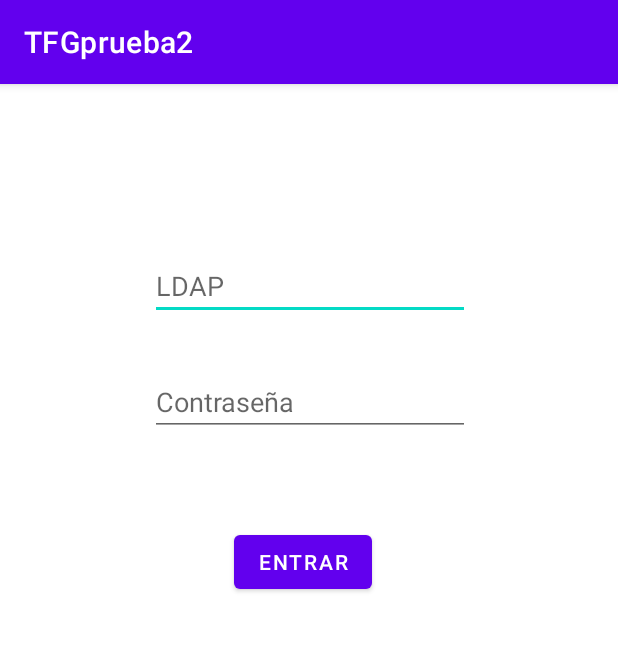
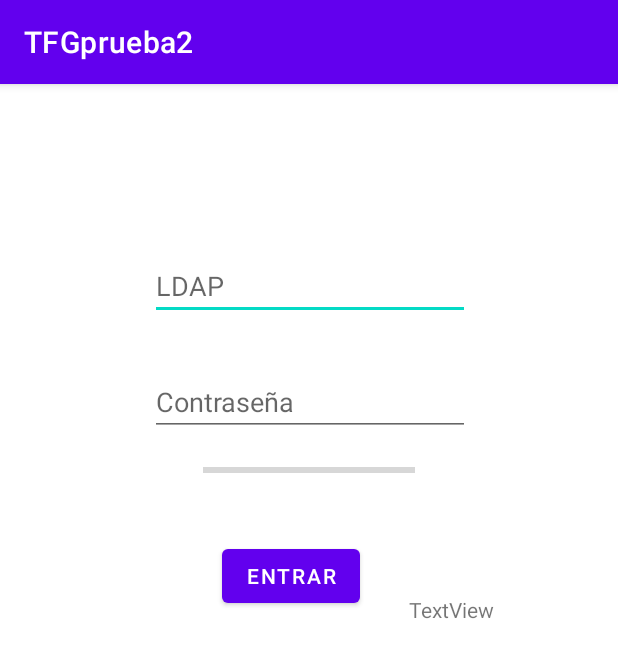
Before and after one commit to davidruizalunda/EHU-UPV-AndroidApp, an Android app: the screen it shows after launch (LoginActivity), on a phone screen of 412 x 824 dp. Shown: the top 658 px of the screen. Run offline under Robolectric (Android 15) with nearby library versions, the phone set to English and light mode, and no system bars.

Commit message:
Commit 2 prueba

```diff
--- a/app/src/main/java/com/example/tfgprueba2/LoginActivity.java
+++ b/app/src/main/java/com/example/tfgprueba2/LoginActivity.java
@@ -3,10 +3,14 @@ package com.example.tfgprueba2;
 import androidx.appcompat.app.AppCompatActivity;
 
 import android.content.Intent;
+import android.graphics.drawable.AnimationDrawable;
+import android.os.Handler;
 import android.os.StrictMode;
+import android.util.Log;
 import android.view.View;
 import android.widget.Button;
 import android.widget.EditText;
+import android.widget.ImageView;
 import android.widget.ListView;
 
 
@@ -18,6 +22,8 @@ import javax.mail.Session;
 import javax.mail.Store;
 import javax.mail.internet.MimeUtility;
 
+import android.widget.ProgressBar;
+import android.widget.RelativeLayout;
 import android.widget.TextView;
 import android.widget.Toast;
 
@@ -28,8 +34,14 @@ import com.example.tfgprueba2.DataAccess;
 
 public class LoginActivity extends AppCompatActivity {
     private EditText ldap, password;
-    private TextView wait;
+    private TextView wait,textView4;
     private Button button;
+    private RelativeLayout layout;
+    private ProgressBar progressBar;
+    Handler h = new Handler();
+    private boolean logeado = false;
+    private ImageView loading;
+    int i=0;
 
     @Override
     protected void onCreate(Bundle savedInstanceState) {
@@ -40,18 +52,65 @@ public class LoginActivity extends AppCompatActivity {
         password = (EditText)findViewById(R.id.ldap_password);
         wait = (TextView)findViewById(R.id.wait_txtvw);
         button = (Button)findViewById(R.id.button);
+        progressBar = (ProgressBar)findViewById(R.id.progressBar);
+        textView4 = (TextView)findViewById(R.id.textView4);
+        loading = (ImageView)findViewById(R.id.loadingGIF);
+
+
+
     }
 
+
     public void login(View view) {
+        loading.setBackgroundResource(R.drawable.loading);
+        AnimationDrawable animationDrawable = (AnimationDrawable) loading.getBackground();
 
-        DataAccess dataAccess = new DataAccess();
-        if(dataAccess.login(ldap.getText().toString(), password.getText().toString())){
-            Intent home = new Intent(this, HomeActivity.class);
-            startActivity(home);
-        }else{
-            wait.setText("Entrar");
-            Toast.makeText(this, "Comprueba tu usuario y/o contraseña y vuelve a intentarlo.", Toast.LENGTH_LONG).show();
-        }
+        Intent home = new Intent(this, HomeActivity.class);
+        startActivity(home);
+
+        Thread hilo = new Thread(new Runnable() {
+            @Override
+            public void run() {
+                animationDrawable.start();
+            }
+        });
+
+        Thread hilo2 = new Thread(new Runnable() {
+            @Override
+            public void run() {
+                DataAccess dataAccess = new DataAccess();
+                if(dataAccess.login(ldap.getText().toString(), password.getText().toString())){
+                    logeado = true;
+                }
+                h.post(new Runnable() {
+                    @Override
+                    public void run() {
+                        if(logeado){
+                            textView4.setText("Bien");
+                            loading.setBackground(null);
+                            /*
+                            Intent home = new Intent(this, HomeActivity.class);
+                            startActivity(home);
+
+                             */
+                        }else {
+                            textView4.setText("Mal");
+                            loading.setBackground(null);
+                        }
+
+                    }
+                });
+
+
+            }
+        });
+        Log.d("LOGEADO: ", logeado + "");
+        hilo.start();
+        hilo2.start();
+
+
+
+
     }
 
 
--- /dev/null
+++ b/app/src/main/res/drawable/loading.xml
@@ -0,0 +1,16 @@
+<?xml version="1.0" encoding="utf-8"?>
+<animation-list xmlns:android="http://schemas.android.com/apk/res/android" android:oneshot="false">
+    <item android:drawable="@drawable/loadingfragment0" android:duration="100"/>
+    <item android:drawable="@drawable/loadingfragment1" android:duration="100"/>
+    <item android:drawable="@drawable/loadingfragment2" android:duration="100"/>
+    <item android:drawable="@drawable/loadingfragment3" android:duration="100"/>
+    <item android:drawable="@drawable/loadingfragment4" android:duration="100"/>
+    <item android:drawable="@drawable/loadingfragment5" android:duration="100"/>
+    <item android:drawable="@drawable/loadingfragment6" android:duration="100"/>
+    <item android:drawable="@drawable/loadingfragment7" android:duration="100"/>
+    <item android:drawable="@drawable/loadingfragment8" android:duration="100"/>
+    <item android:drawable="@drawable/loadingfragment9" android:duration="100"/>
+    <item android:drawable="@drawable/loadingfragment10" android:duration="100"/>
+    <item android:drawable="@drawable/loadingfragment11" android:duration="100"/>
+
+</animation-list>
--- a/app/src/main/res/layout/activity_login.xml
+++ b/app/src/main/res/layout/activity_login.xml
@@ -37,13 +37,14 @@
         android:id="@+id/button"
         android:layout_width="wrap_content"
         android:layout_height="wrap_content"
-        android:layout_marginStart="156dp"
-        android:layout_marginLeft="156dp"
-        android:layout_marginTop="60dp"
+        android:layout_marginStart="148dp"
+        android:layout_marginLeft="148dp"
+        android:layout_marginBottom="376dp"
         android:onClick="login"
         android:text="@string/login_button"
+        app:layout_constraintBottom_toBottomOf="parent"
         app:layout_constraintStart_toStartOf="parent"
-        app:layout_constraintTop_toBottomOf="@+id/ldap_password" />
+        app:layout_constraintTop_toBottomOf="@+id/progressBar" />
 
     <TextView
         android:id="@+id/wait_txtvw"
@@ -54,4 +55,37 @@
         app:layout_constraintHorizontal_bias="0.498"
         app:layout_constraintStart_toStartOf="parent"
         app:layout_constraintTop_toBottomOf="@+id/button" />
+
+    <ProgressBar
+        android:id="@+id/progressBar"
+        style="?android:attr/progressBarStyleHorizontal"
+        android:layout_width="141dp"
+        android:layout_height="13dp"
+        android:layout_marginTop="16dp"
+        app:layout_constraintEnd_toEndOf="parent"
+        app:layout_constraintStart_toStartOf="parent"
+        app:layout_constraintTop_toBottomOf="@+id/ldap_password" />
+
+    <TextView
+        android:id="@+id/textView4"
+        android:layout_width="wrap_content"
+        android:layout_height="wrap_content"
+        android:layout_marginBottom="408dp"
+        android:text="TextView"
+        app:layout_constraintBottom_toBottomOf="parent"
+        app:layout_constraintEnd_toEndOf="parent"
+        app:layout_constraintHorizontal_bias="0.767"
+        app:layout_constraintStart_toStartOf="parent" />
+
+    <ImageView
+        android:id="@+id/loadingGIF"
+        android:layout_width="129dp"
+        android:layout_height="126dp"
+        android:layout_marginBottom="172dp"
+        app:layout_constraintBottom_toBottomOf="parent"
+        app:layout_constraintEnd_toEndOf="parent"
+        app:layout_constraintHorizontal_bias="0.507"
+        app:layout_constraintStart_toStartOf="parent"
+         />
+
 </androidx.constraintlayout.widget.ConstraintLayout>
```
Also changed, not shown: app/src/main/res/drawable/loadingfragment0.png (added), app/src/main/res/drawable/loadingfragment1.png (added), app/src/main/res/drawable/loadingfragment10.png (added), app/src/main/res/drawable/loadingfragment11.png (added), app/src/main/res/drawable/loadingfragment2.png (added), app/src/main/res/drawable/loadingfragment3.png (added), app/src/main/res/drawable/loadingfragment4.png (added), app/src/main/res/drawable/loadingfragment5.png (added), app/src/main/res/drawable/loadingfragment6.png (added), app/src/main/res/drawable/loadingfragment7.png (added), app/src/main/res/drawable/loadingfragment8.png (added), app/src/main/res/drawable/loadingfragment9.png (added), app/src/main/res/drawable/spinningwheel.gif (added).
